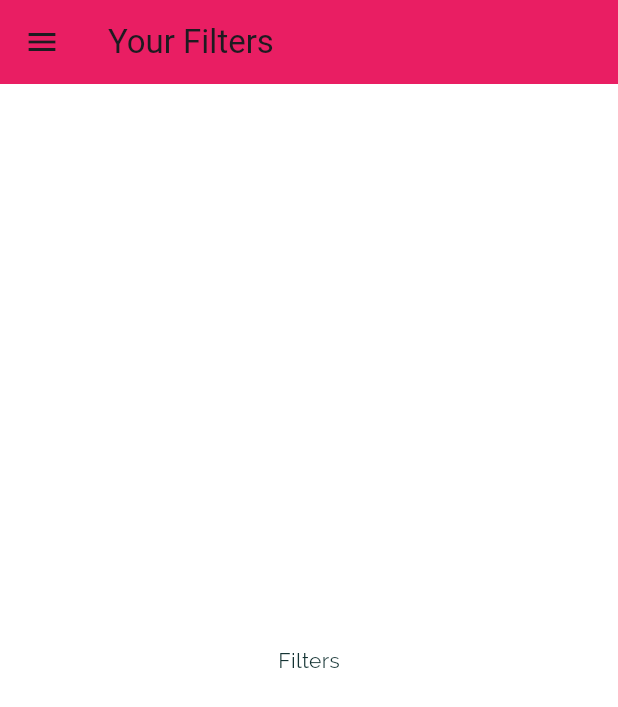
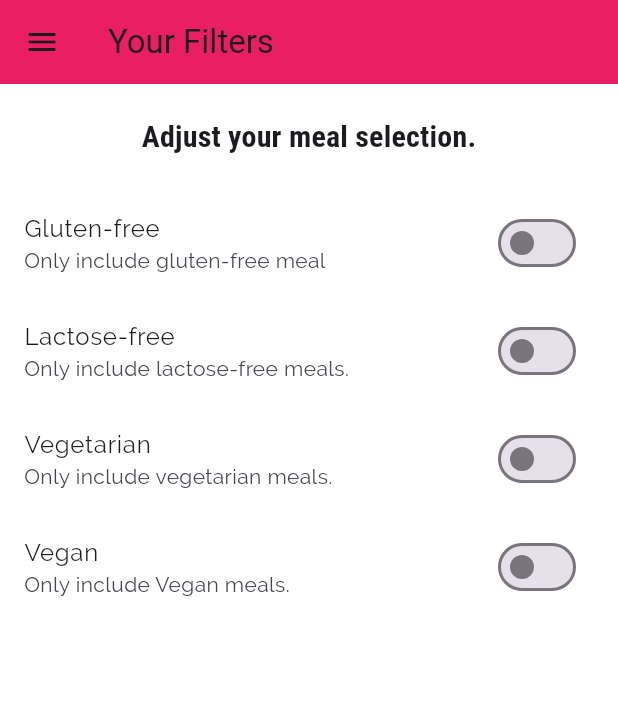
Before and after one commit to Yahya-hossaini/Deli-Meal, a Flutter app: the FiltersScreen screen opened by its route, on a phone screen of 412 x 824 dp. Shown: the top 707 px of the screen. Run offline on Flutter 3.47's test engine with Material 3 defaults, Android fonts, the phone set to English and light mode, and no system bars.

Commit message:
working on Filters screen:
providing SwitchListTiles for filtering.

```diff
--- a/lib/screens/filters_screen.dart
+++ b/lib/screens/filters_screen.dart
@@ -1,10 +1,30 @@
 import 'package:deli_meals/widgets/main_drawer.dart';
 import 'package:flutter/material.dart';
 
-class FiltersScreen extends StatelessWidget {
+class FiltersScreen extends StatefulWidget {
   static const routeName = '/filters';
 
   const FiltersScreen({super.key});
+
+  @override
+  State<FiltersScreen> createState() => _FiltersScreenState();
+}
+
+class _FiltersScreenState extends State<FiltersScreen> {
+  var _glutenFree = false;
+  var _vegetarian = false;
+  var _vegan = false;
+  var _lactoseFree = false;
+
+  Widget _buildSwitchListTile(String title, String description,
+      bool currentValue, Function(bool value) updateValue) {
+    return SwitchListTile(
+      value: currentValue,
+      title: Text(title),
+      subtitle: Text(description),
+      onChanged: updateValue,
+    );
+  }
 
   @override
   Widget build(BuildContext context) {
@@ -13,8 +33,62 @@ class FiltersScreen extends StatelessWidget {
         title: Text('Your Filters'),
       ),
       drawer: MainDrawer(),
-      body: Center(
-        child: Text('Filters'),
+      body: Column(
+        children: <Widget>[
+          Container(
+            padding: EdgeInsets.all(20),
+            child: Text(
+              'Adjust your meal selection.',
+              style: Theme.of(context).textTheme.titleMedium,
+            ),
+          ),
+          Expanded(
+            child: ListView(
+              children: <Widget>[
+                _buildSwitchListTile(
+                  'Gluten-free',
+                  'Only include gluten-free meal',
+                  _glutenFree,
+                  (value) {
+                    setState(() {
+                      _glutenFree = value;
+                    });
+                  },
+                ),
+                _buildSwitchListTile(
+                  'Lactose-free',
+                  'Only include lactose-free meals.',
+                  _lactoseFree,
+                  (value) {
+                    setState(() {
+                      _lactoseFree = value;
+                    });
+                  },
+                ),
+                _buildSwitchListTile(
+                  'Vegetarian',
+                  'Only include vegetarian meals.',
+                  _vegetarian,
+                      (value) {
+                    setState(() {
+                      _vegetarian = value;
+                    });
+                  },
+                ),
+                _buildSwitchListTile(
+                  'Vegan',
+                  'Only include Vegan meals.',
+                  _vegan,
+                      (value) {
+                    setState(() {
+                      _vegan = value;
+                    });
+                  },
+                ),
+              ],
+            ),
+          ),
+        ],
       ),
     );
   }
```
